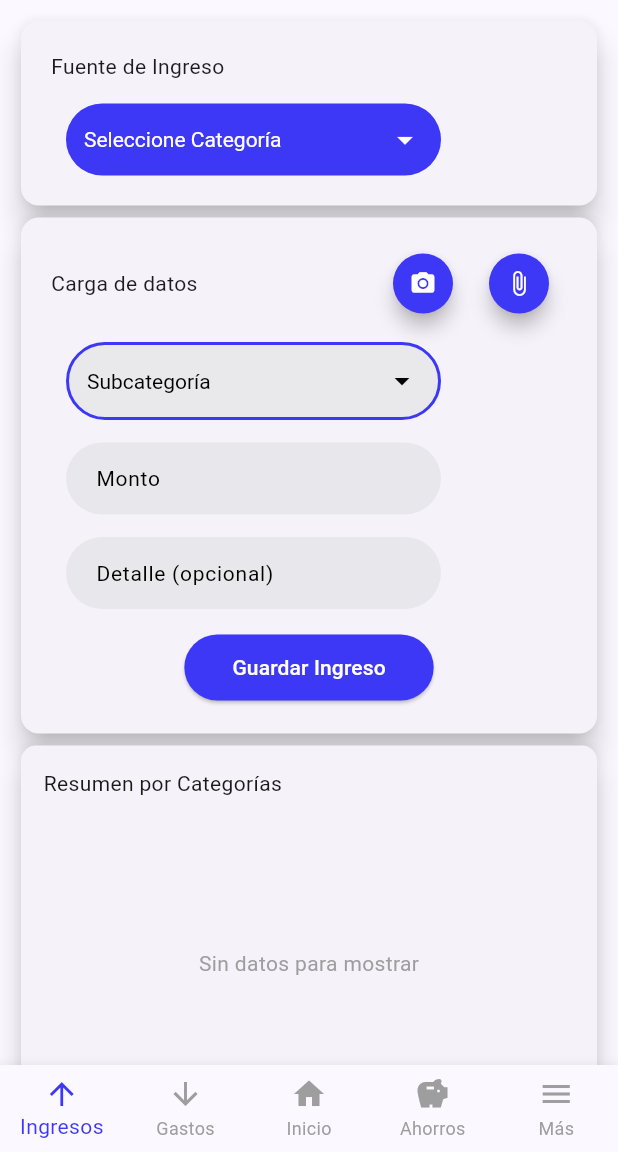
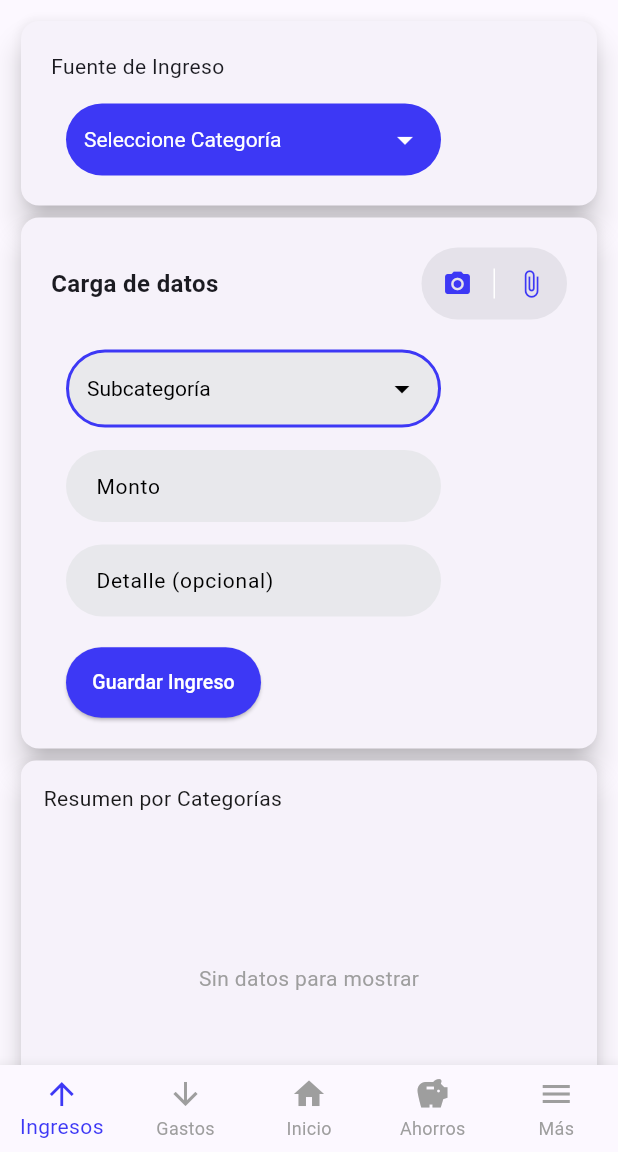
Before and after one commit to Marcee096/marnager, a Flutter app: the IngresosPage screen opened directly, on a phone screen of 412 x 824 dp, the part 84-1236 px from its top. Run offline on Flutter 3.47's test engine with Material 3 defaults, Android fonts, the phone set to English and light mode, and no system bars; our stand-ins replace cloud_firestore, firebase_core, fl_chart; missing offline and left inert: fluid_dropdown_input; accounts and stored records are empty.

```diff
--- a/lib/src/pages/ingresos_page.dart
+++ b/lib/src/pages/ingresos_page.dart
@@ -429,49 +429,56 @@ class _IngresosPageState extends State<IngresosPage> {
       child: Column(
         crossAxisAlignment: CrossAxisAlignment.start,
         children: <Widget>[
+          // Encabezado con título y botones juntos
           Row(
             mainAxisAlignment: MainAxisAlignment.spaceBetween,
             children: <Widget>[
-                const Text('Carga de datos'),
-                Row(
-                  mainAxisSize: MainAxisSize.min,
-                  children: <Widget>[
-                    ElevatedButton(
-                      style: ElevatedButton.styleFrom(
-                        backgroundColor: const Color.fromARGB(255, 61, 56, 245),
-                        foregroundColor: Colors.white,
-                        shape: const CircleBorder(),
-                        padding: const EdgeInsets.all(8),
-                        elevation: 5,
+              const Text(
+                'Carga de datos',
+                style: TextStyle(fontSize: 16, fontWeight: FontWeight.bold),
               ),
+
+              Container(
+                decoration: BoxDecoration(
+                  color: const Color.fromARGB(95, 200, 200, 206),
+                  borderRadius: BorderRadius.circular(30),
+                ),
+                child: Row(
+                  children: [
+                    IconButton(
+                      icon: const Icon(Icons.camera_alt, color: Color.fromARGB(255, 61, 56, 245), size: 20),
                       onPressed: () {
-
+                        // Acción cámara
                       },
-                      child: const Icon(Icons.camera_alt, size: 18),
                     ),
-                    ElevatedButton(
-                      style: ElevatedButton.styleFrom(
-                        backgroundColor: const Color.fromARGB(255, 61, 56, 245),
-                        foregroundColor: Colors.white,
-                        shape: const CircleBorder(),
-                        padding: const EdgeInsets.all(8),
-                        elevation: 5,
+                    Container(
+                      width: 1,
+                      height: 20,
+                      color: Colors.white,
                     ),
+                    IconButton(
+                      icon: const Icon(Icons.attach_file, color: Color.fromARGB(255, 61, 56, 245), size: 20),
                       onPressed: () {
-
+                        // Acción adjuntar
                       },
-                      child: const Icon(Icons.attach_file, size: 18),
                     ),
                   ],
                 ),
+              ),
             ],
           ),
-            const SizedBox(height: 15.0),
+
+          const SizedBox(height: 20.0),
+
+          // Dropdown
           _crearDropdownCuentas(),
           const SizedBox(height: 15.0),
-            Container(
+
+          // Campo monto
+          Padding(
+            padding: const EdgeInsets.only(left: 10.0),
+            child: SizedBox(
               width: 250.0,
-              margin: const EdgeInsets.only(left: 10.0),
               child: TextField(
                 controller: _montoController,
                 keyboardType: TextInputType.number,
@@ -484,15 +491,21 @@ class _IngresosPageState extends State<IngresosPage> {
                   fillColor: const Color.fromARGB(255, 232, 232, 236),
                   hintText: 'Monto',
                   hintStyle: const TextStyle(color: Colors.black, fontSize: 14.0),
-                  contentPadding: const EdgeInsets.symmetric(horizontal: 16.0, vertical: 12.0),
+                  contentPadding:
+                      const EdgeInsets.symmetric(horizontal: 16.0, vertical: 12.0),
                 ),
                 style: const TextStyle(color: Colors.black),
               ),
             ),
+          ),
+
           const SizedBox(height: 15.0),
-            Container(
+
+          // Campo detalle
+          Padding(
+            padding: const EdgeInsets.only(left: 10.0),
+            child: SizedBox(
               width: 250.0,
-              margin: const EdgeInsets.only(left: 10.0),
               child: TextField(
                 controller: _detalleController,
                 decoration: InputDecoration(
@@ -504,24 +517,36 @@ class _IngresosPageState extends State<IngresosPage> {
                   fillColor: const Color.fromARGB(255, 232, 232, 236),
                   hintText: 'Detalle (opcional)',
                   hintStyle: const TextStyle(color: Colors.black, fontSize: 14.0),
-                  contentPadding: const EdgeInsets.symmetric(horizontal: 16.0, vertical: 12.0),
+                  contentPadding:
+                      const EdgeInsets.symmetric(horizontal: 16.0, vertical: 12.0),
                 ),
                 style: const TextStyle(color: Colors.black),
               ),
             ),
-            const SizedBox(height: 15.0),
-            Center(
+          ),
+
+          const SizedBox(height: 20.0),
+
+          // Botón guardar alineado con los textfields
+          Padding(
+            padding: const EdgeInsets.only(left: 10.0),
+            child: Align(
+              alignment: Alignment.centerLeft,
+              child: SizedBox(
+                width: 130.0,
                 child: ElevatedButton(
                   style: ElevatedButton.styleFrom(
                     backgroundColor: const Color.fromARGB(255, 61, 56, 245),
                     foregroundColor: Colors.white,
-                  padding: const EdgeInsets.symmetric(horizontal: 32, vertical: 12),
+                    padding: const EdgeInsets.symmetric(vertical: 14),
                     shape: RoundedRectangleBorder(
                       borderRadius: BorderRadius.circular(30),
                     ),
                   ),
                   onPressed: _guardarIngreso,
-                child: const Text('Guardar Ingreso'),
+                  child: const Text('Guardar Ingreso', style: TextStyle(fontSize: 13)),
+                ),
+              ),
             ),
           ),
         ],
@@ -529,6 +554,8 @@ class _IngresosPageState extends State<IngresosPage> {
     ),
   );
 }
+
+
 
   Widget _pieChartIngresos(Map<String, double> datos) {
     if (datos.isEmpty) {
```
Lines whose indentation alone changed are shown as unchanged.
